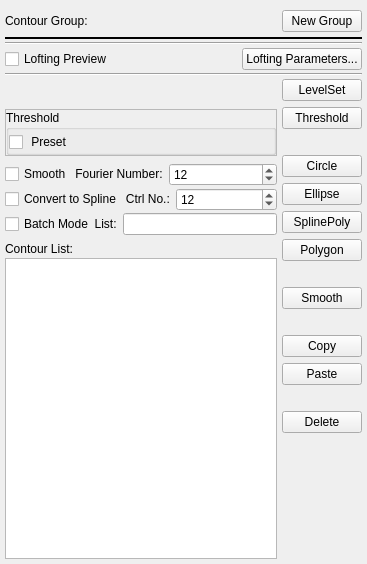
Above: Code/Source/Plugins/org.sv.gui.qt.segmentation/src/internal/svSeg2DEdit.ui from SimVascular/SimVascular before the change. Below: the same form after it.
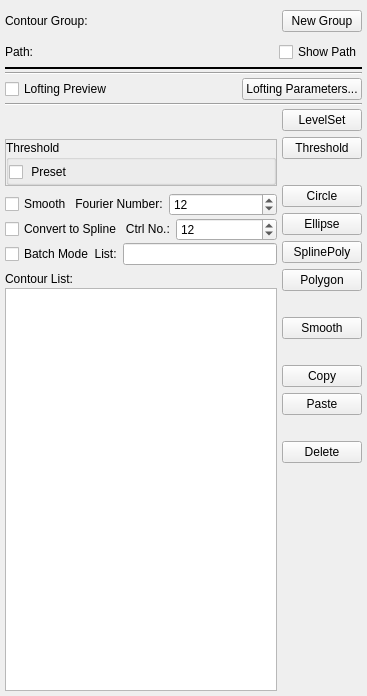
That is the form after the change. Custom widgets are drawn as their Qt base class.

Commit message: DEV: convenient way to show corresponding path, model

Patch:
```diff
--- a/Code/Source/Plugins/org.sv.gui.qt.segmentation/src/internal/svSeg2DEdit.ui
+++ b/Code/Source/Plugins/org.sv.gui.qt.segmentation/src/internal/svSeg2DEdit.ui
@@ -7,7 +7,7 @@
     <x>0</x>
     <y>0</y>
     <width>367</width>
-    <height>564</height>
+    <height>696</height>
    </rect>
   </property>
   <property name="windowTitle">
@@ -83,6 +83,60 @@
      </layout>
     </widget>
    </item>
+   <item>
+    <widget class="QWidget" name="widget_4" native="true">
+     <layout class="QGridLayout" name="gridLayout_2">
+      <property name="leftMargin">
+       <number>0</number>
+      </property>
+      <property name="topMargin">
+       <number>5</number>
+      </property>
+      <property name="rightMargin">
+       <number>0</number>
+      </property>
+      <property name="bottomMargin">
+       <number>5</number>
+      </property>
+      <property name="spacing">
+       <number>5</number>
+      </property>
+      <item row="0" column="1">
+       <widget class="QLabel" name="labelPathName">
+        <property name="text">
+         <string/>
+        </property>
+       </widget>
+      </item>
+      <item row="0" column="0">
+       <widget class="QLabel" name="label_6">
+        <property name="sizePolicy">
+         <sizepolicy hsizetype="Fixed" vsizetype="Preferred">
+          <horstretch>0</horstretch>
+          <verstretch>0</verstretch>
+         </sizepolicy>
+        </property>
+        <property name="text">
+         <string>Path:</string>
+        </property>
+       </widget>
+      </item>
+      <item row="0" column="2">
+       <widget class="QCheckBox" name="checkBoxShowPath">
+        <property name="sizePolicy">
+         <sizepolicy hsizetype="Fixed" vsizetype="Fixed">
+          <horstretch>0</horstretch>
+          <verstretch>0</verstretch>
+         </sizepolicy>
+        </property>
+        <property name="text">
+         <string>Show Path</string>
+        </property>
+       </widget>
+      </item>
+     </layout>
+    </widget>
+   </item>
    <item>
     <widget class="Line" name="line">
      <property name="frameShadow">
@@ -712,17 +766,17 @@
   </layout>
  </widget>
  <customwidgets>
-  <customwidget>
-   <class>ctkSliderWidget</class>
-   <extends>QWidget</extends>
-   <header>ctkSliderWidget.h</header>
-  </customwidget>
   <customwidget>
    <class>svResliceSlider</class>
    <extends>QWidget</extends>
    <header location="global">svResliceSlider.h</header>
    <container>1</container>
   </customwidget>
+  <customwidget>
+   <class>ctkSliderWidget</class>
+   <extends>QWidget</extends>
+   <header>ctkSliderWidget.h</header>
+  </customwidget>
  </customwidgets>
  <resources/>
  <connections/>
```
The commit also changes 8 other files.
